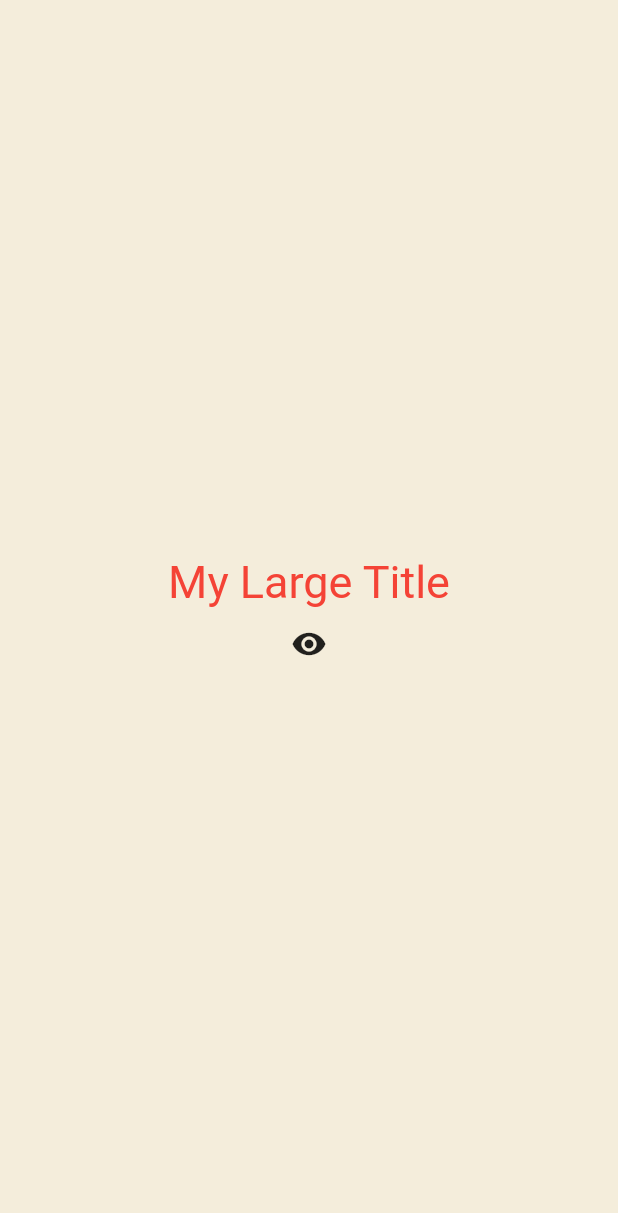
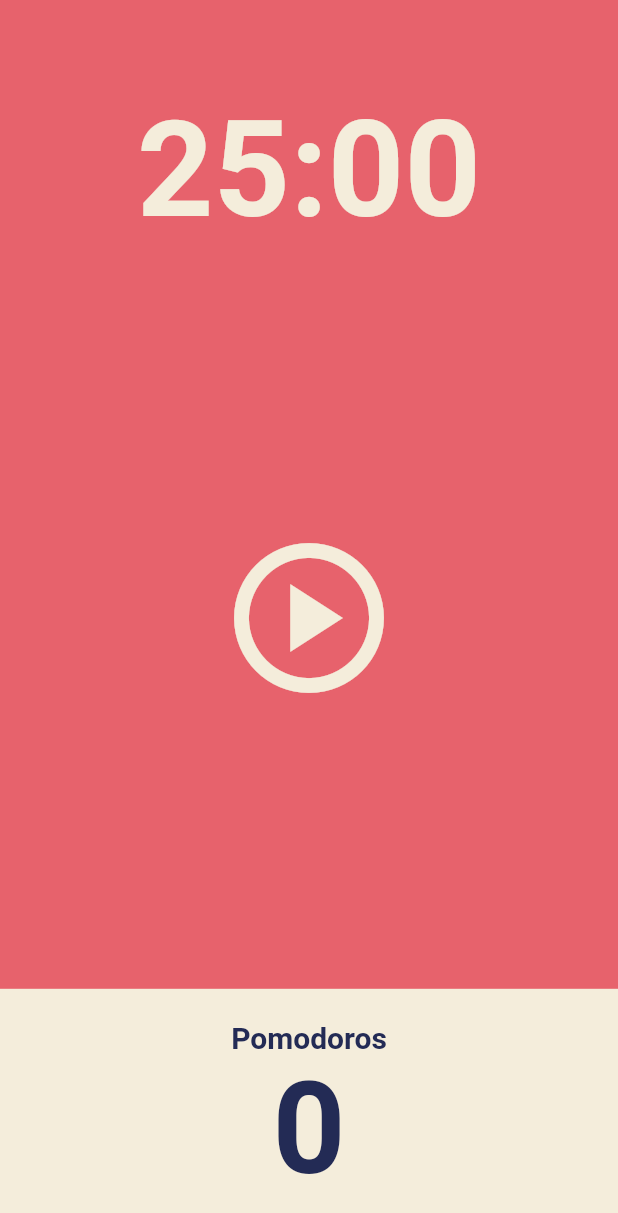
Before and after one commit to scs0209/flutter-ui-challenge, a Flutter app: the screen it shows after launch, on a phone screen of 412 x 824 dp. Shown: the top 1213 px of the screen. Run offline on Flutter 3.47's test engine with Material 2 defaults, Android fonts, the phone set to English and light mode, and no system bars.

Commit message:
style: 앱 스타일 완료

```diff
--- a/lib/main.dart
+++ b/lib/main.dart
@@ -1,86 +1,28 @@
 import 'package:flutter/material.dart';
+import 'package:toonflix/screens/home_screen.dart';
 
 void main() {
   runApp(const App());
 }
 
-class App extends StatefulWidget {
+class App extends StatelessWidget {
   const App({super.key});
-
-  @override
-  State<App> createState() => _AppState();
-}
-
-class _AppState extends State<App> {
-  bool showTitle = true;
-
-  void toggleTitle() {
-    setState(() {
-      showTitle = !showTitle;
-    });
-  }
 
   @override
   Widget build(BuildContext context) {
     return MaterialApp(
       theme: ThemeData(
+        colorScheme: ColorScheme.fromSwatch(
+          backgroundColor: const Color(0xFFE7626C),
+        ),
         textTheme: const TextTheme(
-          titleLarge: TextStyle(
-            color: Colors.red,
+          displayLarge: TextStyle(
+            color: Color(0xFF232B55),
           ),
         ),
+        cardColor: const Color(0xFFF4EDDB),
       ),
-      home: Scaffold(
-        backgroundColor: const Color(0xFFF4EDDB),
-        body: Center(
-          child: Column(
-            mainAxisAlignment: MainAxisAlignment.center,
-            children: [
-              showTitle ? const MyLargeTitle() : const Text('nothing to see.'),
-              IconButton(
-                  onPressed: toggleTitle,
-                  icon: const Icon(Icons.remove_red_eye))
-            ],
-          ),
-        ),
-      ),
+      home: const HomeScreen(),
     );
   }
 }
-
-class MyLargeTitle extends StatefulWidget {
-  const MyLargeTitle({
-    super.key,
-  });
-
-  @override
-  State<MyLargeTitle> createState() => _MyLargeTitleState();
-}
-
-class _MyLargeTitleState extends State<MyLargeTitle> {
-  int count = 0;
-
-  @override
-  void initState() {
-    super.initState();
-    print('initState');
-  }
-
-  @override
-  void dispose() {
-    super.dispose();
-    print('dispose');
-  }
-
-  @override
-  Widget build(BuildContext context) {
-    print('build');
-    return Text(
-      'My Large Title',
-      style: TextStyle(
-        fontSize: 30,
-        color: Theme.of(context).textTheme.titleLarge!.color,
-      ),
-    );
-  }
-}
--- /dev/null
+++ b/lib/screens/home_screen.dart
@@ -0,0 +1,90 @@
+import 'package:flutter/material.dart';
+
+class HomeScreen extends StatefulWidget {
+  const HomeScreen({super.key});
+
+  @override
+  State<HomeScreen> createState() => _HomeScreenState();
+}
+
+class _HomeScreenState extends State<HomeScreen> {
+  @override
+  Widget build(BuildContext context) {
+    return Scaffold(
+      backgroundColor: Theme.of(context).colorScheme.background,
+      body: Column(
+        children: [
+          Flexible(
+            flex: 1,
+            child: Container(
+              alignment: Alignment.bottomCenter,
+              child: Text(
+                '25:00',
+                style: TextStyle(
+                  color: Theme.of(context).cardColor,
+                  fontSize: 89,
+                  fontWeight: FontWeight.w600,
+                ),
+              ),
+            ),
+          ),
+          Flexible(
+            flex: 3,
+            child: Center(
+              child: IconButton(
+                iconSize: 120,
+                color: Theme.of(context).cardColor,
+                onPressed: () => {},
+                icon: const Icon(
+                  Icons.play_circle_outlined,
+                ),
+              ),
+            ),
+          ),
+          Flexible(
+            flex: 1,
+            child: Row(
+              children: [
+                Expanded(
+                  child: Container(
+                    decoration: BoxDecoration(
+                      color: Theme.of(context).cardColor,
+                    ),
+                    child: Column(
+                      mainAxisAlignment: MainAxisAlignment.center,
+                      children: [
+                        Text(
+                          'Pomodoros',
+                          style: TextStyle(
+                              fontSize: 20,
+                              color: Theme.of(context)
+                                  .textTheme
+                                  .displayLarge!
+                                  .color,
+                              fontWeight: FontWeight.w600),
+                        ),
+                        Text(
+                          '0',
+                          style: TextStyle(
+                              fontSize: 85,
+                              color: Theme.of(context)
+                                  .textTheme
+                                  .displayLarge!
+                                  .color,
+                              fontWeight: FontWeight.w600),
+                        ),
+                      ],
+                    ),
+                  ),
+                ),
+              ],
+            ),
+          )
+        ],
+      ),
+    );
+  }
+}
+
+// Flexible은 하드코딩 된 값을 만들게 해줌
+// 200px, 100px 이런 식이 아니라 UI를 비율에 기반해서 더 유연하게 만들 수 있게 해준다.
```
Also changed, not shown: lib/main2.dart (added, +86 -0 lines).
